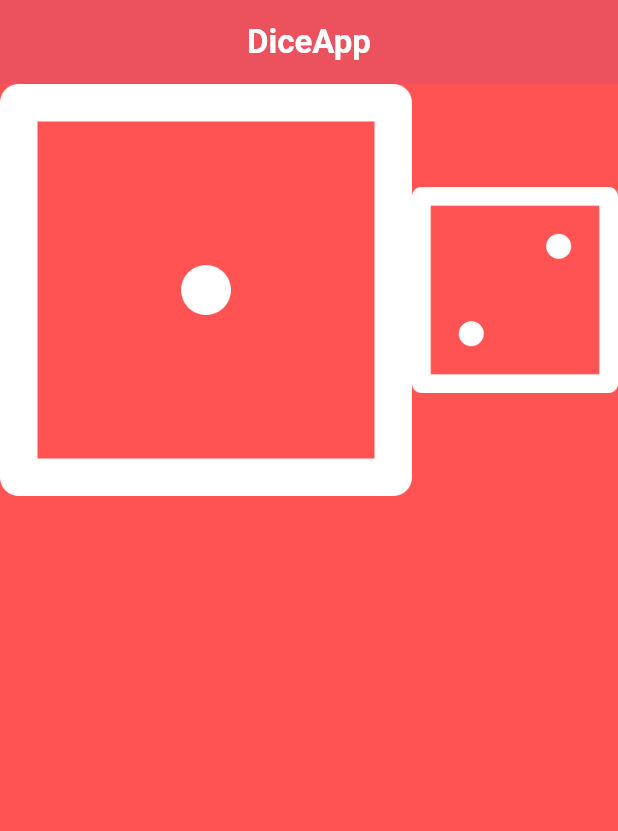
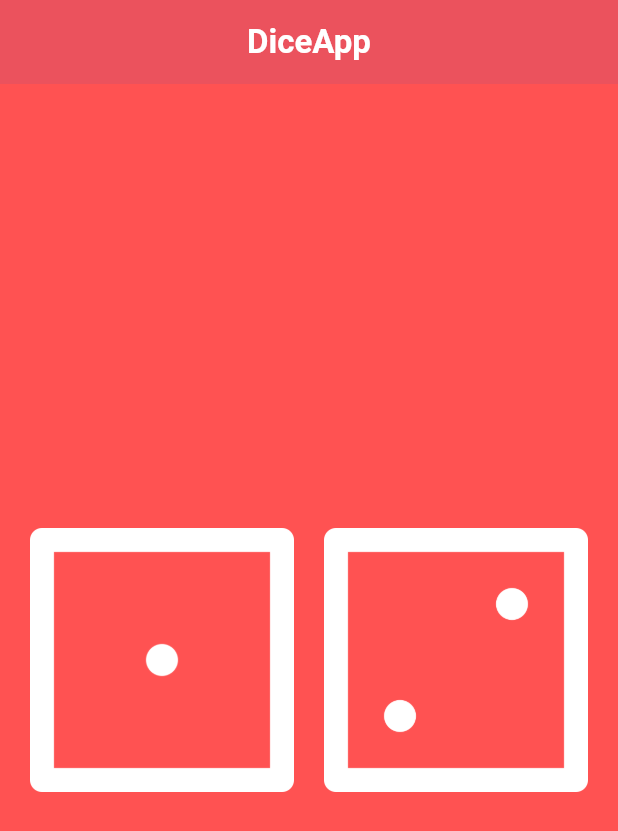
Before and after one commit to KeingCasabona/Tecsup-semana4-diceapp, a Flutter app: the screen it shows after launch, on a phone screen of 412 x 824 dp. Shown: the top 831 px of the screen. Run offline on Flutter 3.47's test engine with Material 3 defaults, Android fonts, the phone set to English and light mode, and no system bars.

Commit message:
feat: Add Padding

```diff
--- a/lib/main.dart
+++ b/lib/main.dart
@@ -33,17 +33,25 @@ class HomePage extends StatelessWidget {
         centerTitle: true,
         elevation: 10,
       ),
-      body: Row(
+      body: Center(
+        child: Row(
           children: [
             Expanded(
-            flex: 2,
+              flex: 1,
+              child: Padding(
+                padding: const EdgeInsets.only(left: 20, right: 10),
                 child: Image.asset('assets/images/dice1.png'),
+              ),
             ),
             Expanded(
               flex: 1,
+              child: Padding(
+                padding: const EdgeInsets.only(left: 10, right: 20),
                 child: Image.asset('assets/images/dice2.png'),
               ),
+            ),
           ],
+        ),
       ),
     );
   }
```
Lines whose indentation alone changed are shown as unchanged.
